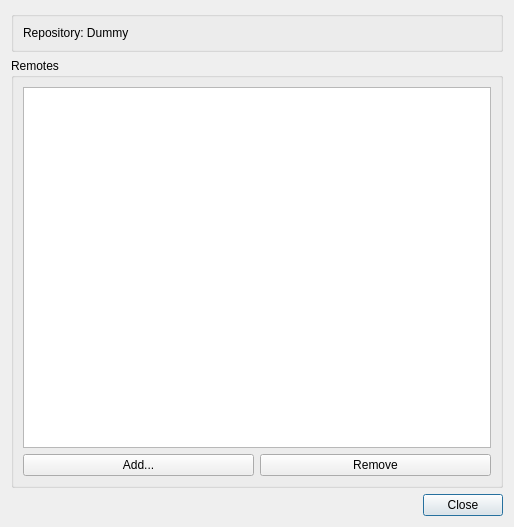
Qt form src/plugins/git/remotedialog.ui (qt-creator/qt-creator) before a commit.
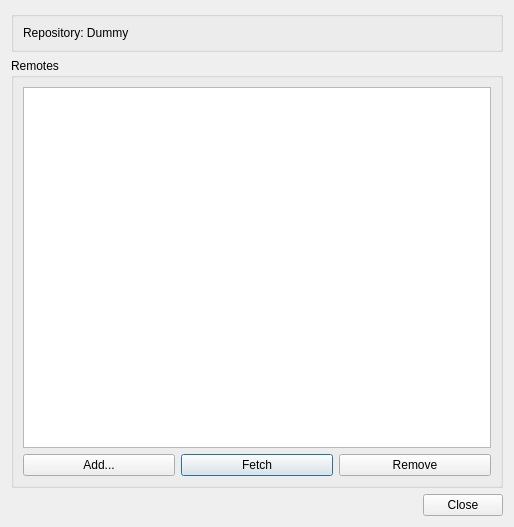
The same form after that commit.

Commit message:
Git: fetch from remote
Task-number: QTCREATORBUG-4942

Patch:
```diff
--- a/src/plugins/git/remotedialog.ui
+++ b/src/plugins/git/remotedialog.ui
@@ -70,6 +70,13 @@
           </property>
          </widget>
         </item>
+        <item>
+         <widget class="QPushButton" name="fetchButton">
+          <property name="text">
+           <string>Fetch</string>
+          </property>
+         </widget>
+        </item>
         <item>
          <widget class="QPushButton" name="removeButton">
           <property name="text">
```
The commit also changes 7 other files.
